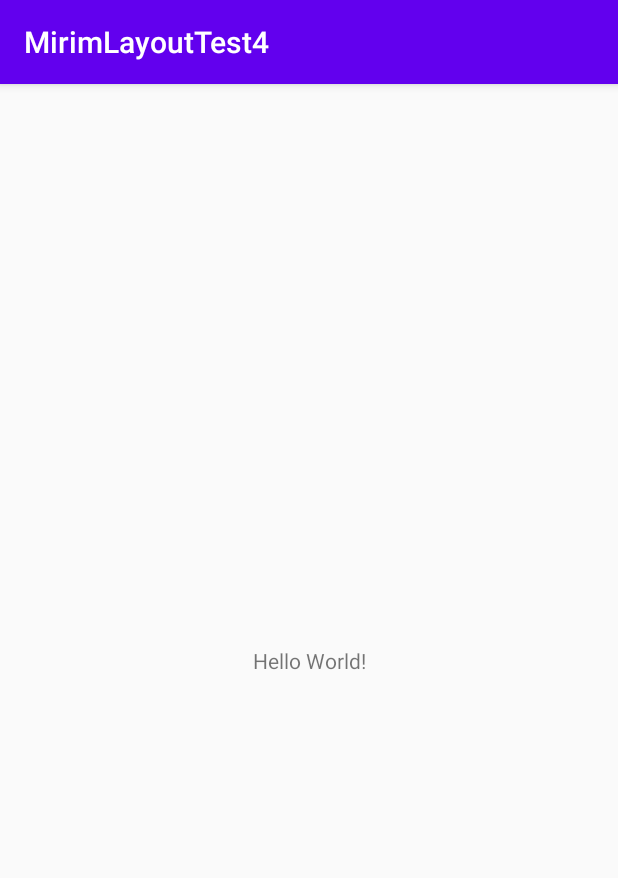
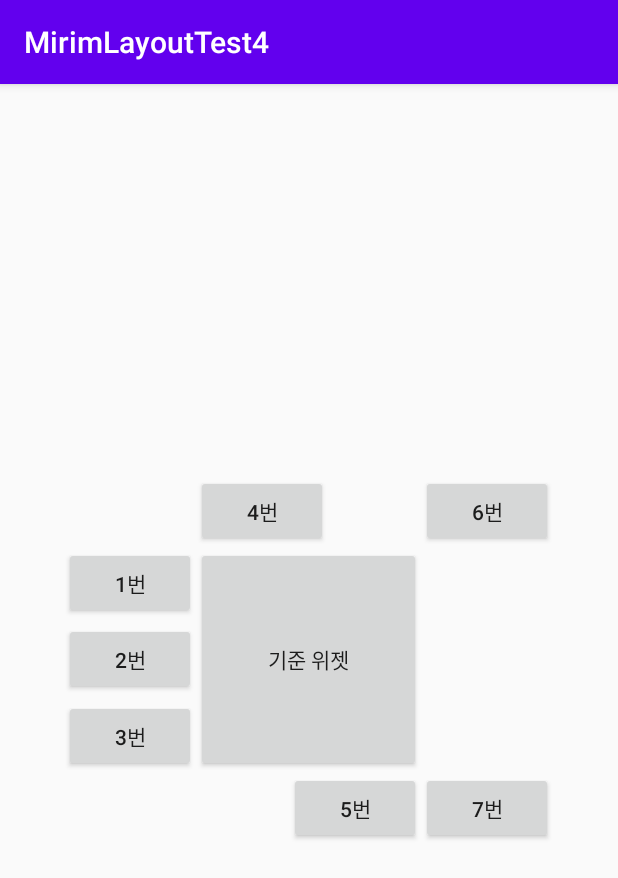
Before and after one commit to nayoon030303/MirimLayoutTest4, an Android app: the screen it shows after launch (MainActivity), on a phone screen of 412 x 824 dp. Shown: the top 878 px of the screen. Run offline under Robolectric (Android 15) with nearby library versions, the phone set to English and light mode, and no system bars.

Commit message:
RelativeLayout: 기준 위젯에 상대 위치에 베치

```diff
--- a/app/src/main/res/layout/activity_main.xml
+++ b/app/src/main/res/layout/activity_main.xml
@@ -1,18 +1,58 @@
 <?xml version="1.0" encoding="utf-8"?>
-<androidx.constraintlayout.widget.ConstraintLayout xmlns:android="http://schemas.android.com/apk/res/android"
+<RelativeLayout xmlns:android="http://schemas.android.com/apk/res/android"
     xmlns:app="http://schemas.android.com/apk/res-auto"
     xmlns:tools="http://schemas.android.com/tools"
     android:layout_width="match_parent"
     android:layout_height="match_parent"
     tools:context=".MainActivity">
 
-    <TextView
+   <Button
+       android:id="@+id/btn_base"
+       android:layout_width="150dp"
+       android:layout_height="150dp"
+       android:layout_centerInParent="true"
+       android:text="기준 위젯"/>
+    <Button
         android:layout_width="wrap_content"
         android:layout_height="wrap_content"
-        android:text="Hello World!"
-        app:layout_constraintBottom_toBottomOf="parent"
-        app:layout_constraintLeft_toLeftOf="parent"
-        app:layout_constraintRight_toRightOf="parent"
-        app:layout_constraintTop_toTopOf="parent" />
+        android:layout_toLeftOf="@+id/btn_base"
+        android:layout_alignTop="@+id/btn_base"
+        android:text="1번"/>
+    <Button
+        android:layout_width="wrap_content"
+        android:layout_height="wrap_content"
+        android:layout_toLeftOf="@+id/btn_base"
+        android:layout_alignBaseline="@+id/btn_base"
+        android:text="2번"/>
+    <Button
+        android:layout_width="wrap_content"
+        android:layout_height="wrap_content"
+        android:layout_toLeftOf="@+id/btn_base"
+        android:layout_alignBottom="@+id/btn_base"
+        android:text="3번"/>
+    <Button
+        android:layout_width="wrap_content"
+        android:layout_height="wrap_content"
+        android:layout_above="@+id/btn_base"
+        android:layout_alignLeft="@+id/btn_base"
+        android:text="4번"/>
+    <Button
+        android:layout_width="wrap_content"
+        android:layout_height="wrap_content"
+        android:layout_below="@+id/btn_base"
+        android:layout_alignRight="@+id/btn_base"
+        android:text="5번"/>
+    <Button
+        android:layout_width="wrap_content"
+        android:layout_height="wrap_content"
+        android:layout_above="@+id/btn_base"
+        android:layout_toRightOf="@+id/btn_base"
+        android:text="6번"/>
+    <Button
+        android:layout_width="wrap_content"
+        android:layout_height="wrap_content"
+        android:layout_below="@+id/btn_base"
+        android:layout_toRightOf="@+id/btn_base"
+        android:text="7번"/>
 
-</androidx.constraintlayout.widget.ConstraintLayout>
+</RelativeLayout>
```
